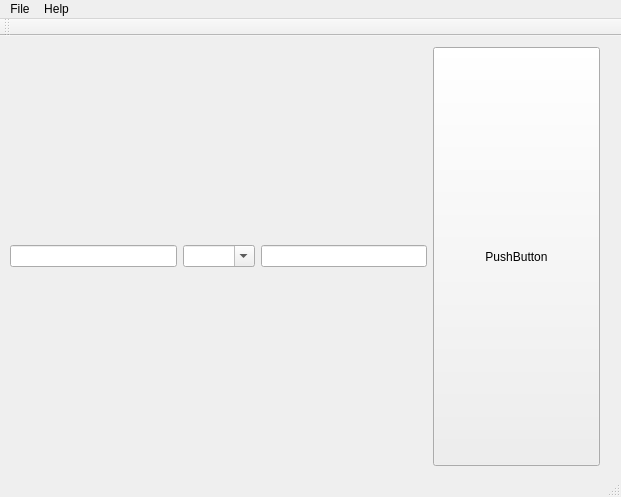
Qt form form/mainwindow.ui (electromanko/lift3D) before a commit.
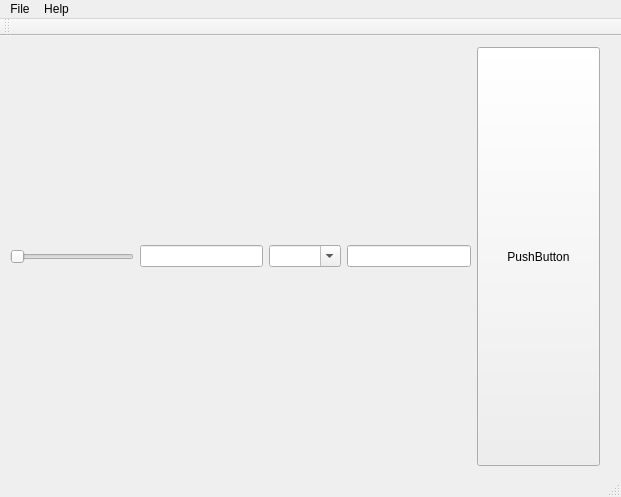
The same form after that commit.

Commit message: Added goTo slider. Bug fixing

The edit to the form file:
```diff
--- a/form/mainwindow.ui
+++ b/form/mainwindow.ui
@@ -33,6 +33,13 @@
      <property name="leftMargin">
       <number>0</number>
      </property>
+     <item>
+      <widget class="QSlider" name="horizontalSlider">
+       <property name="orientation">
+        <enum>Qt::Horizontal</enum>
+       </property>
+      </widget>
+     </item>
      <item>
       <widget class="QLineEdit" name="lineEdit_2"/>
      </item>
```
Left out of the diff: 2 changed lines with no effect on the pictures. The commit also changes 6 other files.
